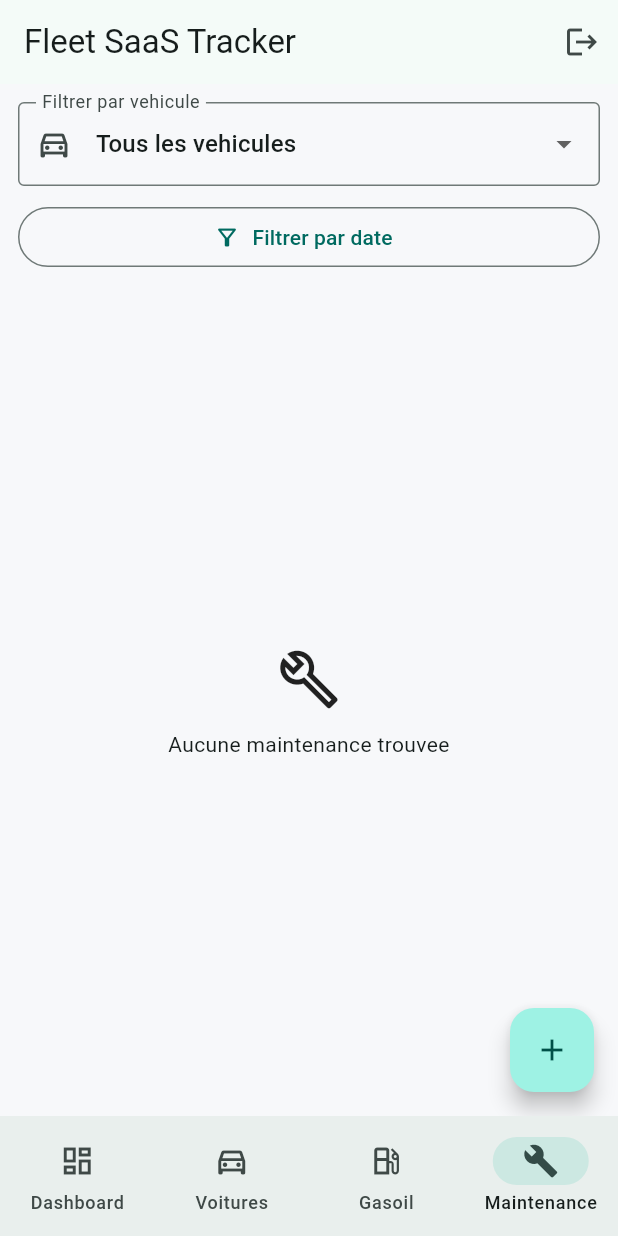
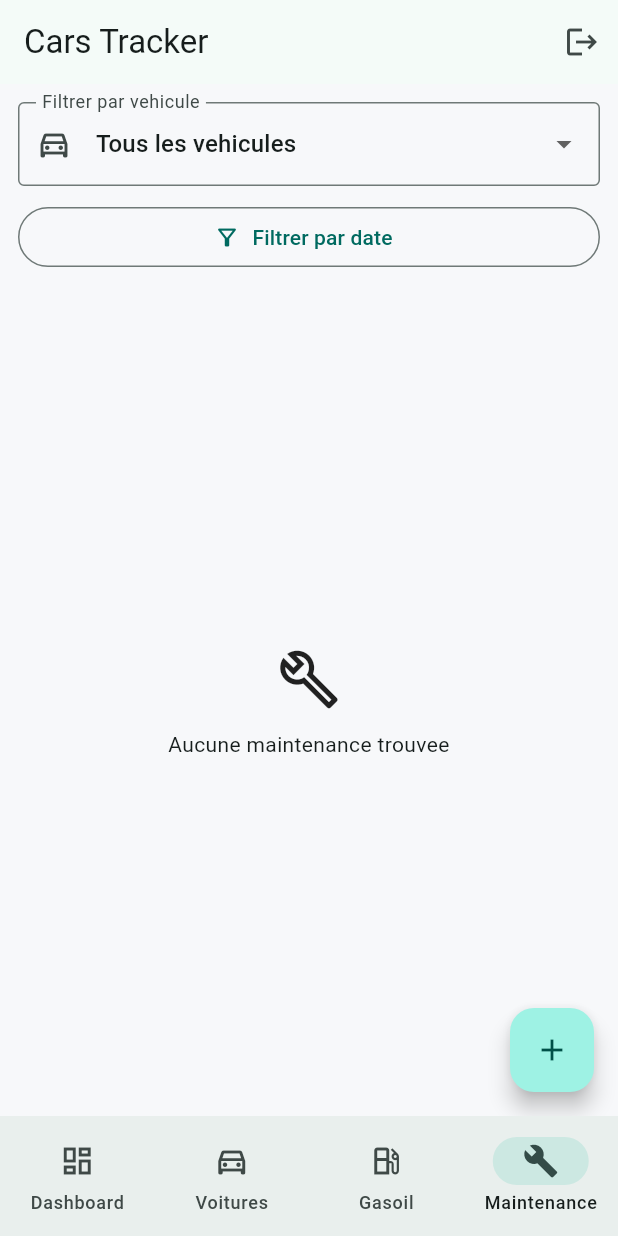
Before and after one commit to ilyasbougdour/tracker_flutter, a Flutter app: the MaintenancePage screen opened by its route, on a phone screen of 412 x 824 dp. Run offline on Flutter 3.47's test engine with Material 3 defaults, Android fonts, the phone set to English and light mode, and no system bars; our stand-ins replace dio, flutter_riverpod, go_router.

Commit message:
Rename app display title to Cars Tracker

```diff
--- a/lib/src/app/tracker_app.dart
+++ b/lib/src/app/tracker_app.dart
@@ -10,7 +10,7 @@ class TrackerApp extends ConsumerWidget {
   @override
   Widget build(BuildContext context, WidgetRef ref) {
     return MaterialApp.router(
-      title: 'Fleet SaaS Tracker',
+      title: 'Cars Tracker',
       debugShowCheckedModeBanner: false,
       theme: AppTheme.light(),
       routerConfig: ref.watch(goRouterProvider),
--- a/lib/src/presentation/shared/app_shell.dart
+++ b/lib/src/presentation/shared/app_shell.dart
@@ -21,7 +21,7 @@ class AppShell extends ConsumerWidget {
 
     return Scaffold(
       appBar: AppBar(
-        title: const Text('Fleet SaaS Tracker'),
+        title: const Text('Cars Tracker'),
         actions: <Widget>[
           IconButton(
             tooltip: 'Deconnexion',
```
Also changed, not shown: 3 other files.
